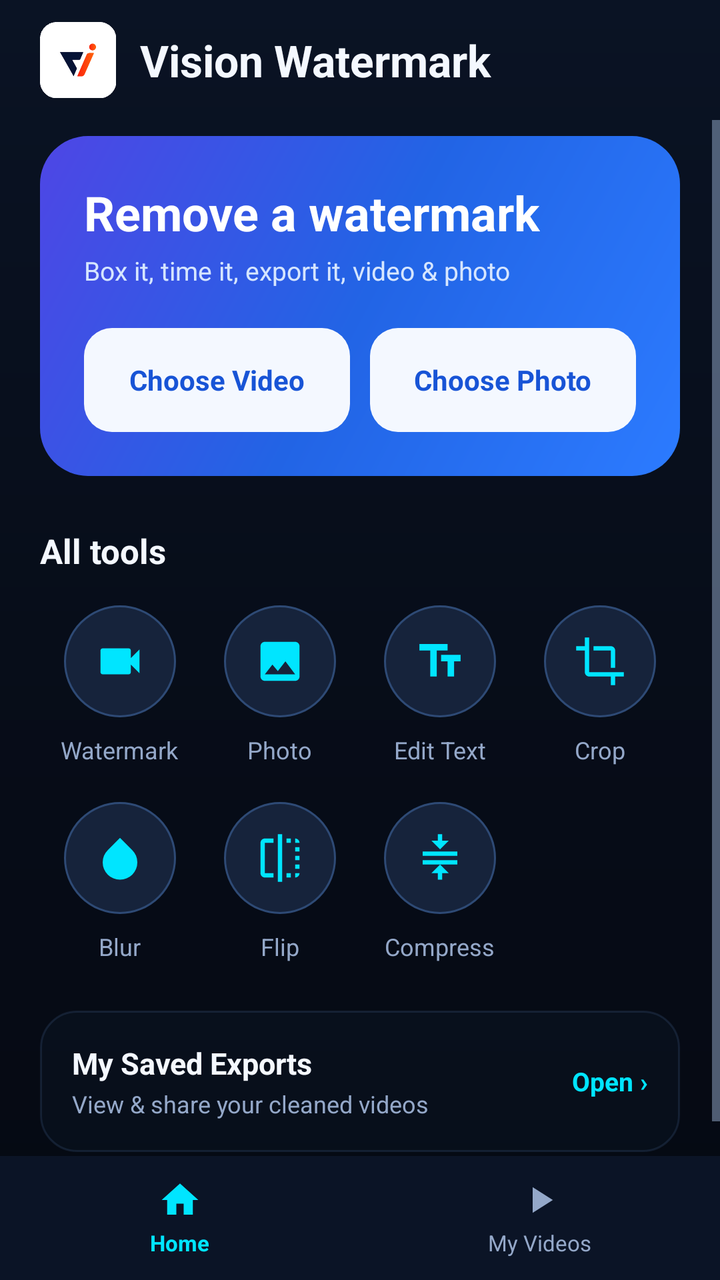
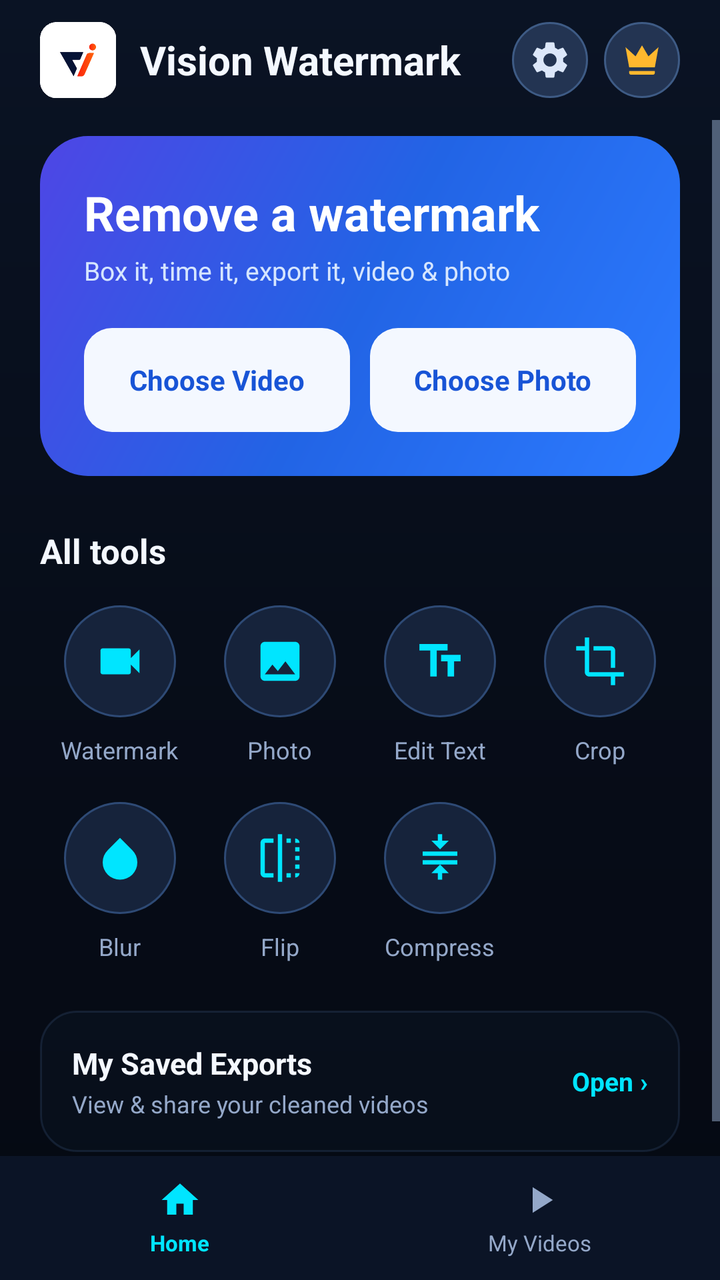

Compare the two renders of this Android layout. The source of the first and the diff that turns it into the second are given below.
<!-- AndroidManifest.xml: application theme Theme.VisionWatermark -->
<!-- res/layout/activity_main.xml -->
<?xml version="1.0" encoding="utf-8"?>
<androidx.constraintlayout.widget.ConstraintLayout xmlns:android="http://schemas.android.com/apk/res/android"
    xmlns:app="http://schemas.android.com/apk/res-auto"
    android:layout_width="match_parent"
    android:layout_height="match_parent"
    android:background="@drawable/bg_main_gradient"
    android:fitsSystemWindows="true">

    
    <LinearLayout
        android:id="@+id/topBar"
        android:layout_width="0dp"
        android:layout_height="60dp"
        android:gravity="center_vertical"
        android:orientation="horizontal"
        android:paddingHorizontal="20dp"
        app:layout_constraintEnd_toEndOf="parent"
        app:layout_constraintStart_toStartOf="parent"
        app:layout_constraintTop_toTopOf="parent">

        <ImageView
            android:id="@+id/ivBrandLogo"
            android:layout_width="38dp"
            android:layout_height="38dp"
            android:contentDescription="@string/app_title"
            android:src="@drawable/ic_brand_logo" />

        <TextView
            android:id="@+id/tvAppTitle"
            android:layout_width="0dp"
            android:layout_height="wrap_content"
            android:layout_marginStart="12dp"
            android:layout_weight="1"
            android:text="@string/app_title"
            android:textColor="@color/text_primary"
            android:textSize="22sp"
            android:textStyle="bold" />
    </LinearLayout>

    
    <ScrollView
        android:id="@+id/homeTabContainer"
        android:layout_width="0dp"
        android:layout_height="0dp"
        android:fillViewport="true"
        app:layout_constraintBottom_toTopOf="@id/bottomNav"
        app:layout_constraintEnd_toEndOf="parent"
        app:layout_constraintStart_toStartOf="parent"
        app:layout_constraintTop_toBottomOf="@id/topBar">

        <LinearLayout
            android:layout_width="match_parent"
            android:layout_height="wrap_content"
            android:orientation="vertical"
            android:paddingHorizontal="20dp"
            android:paddingTop="8dp"
            android:paddingBottom="20dp">

            
            <LinearLayout
                android:layout_width="match_parent"
                android:layout_height="wrap_content"
                android:background="@drawable/bg_hero_blue_card"
                android:orientation="vertical"
                android:padding="22dp">

                <TextView
                    android:layout_width="wrap_content"
                    android:layout_height="wrap_content"
                    android:text="@string/hero_title"
                    android:textColor="#FFFFFF"
                    android:textSize="24sp"
                    android:textStyle="bold" />

                <TextView
                    android:layout_width="wrap_content"
                    android:layout_height="wrap_content"
                    android:layout_marginTop="4dp"
                    android:text="@string/hero_subtitle"
                    android:textColor="#D6E6FF"
                    android:textSize="13sp" />

                
                <LinearLayout
                    android:layout_width="match_parent"
                    android:layout_height="52dp"
                    android:layout_marginTop="20dp"
                    android:orientation="horizontal">

                    <TextView
                        android:id="@+id/btnChooseVideo"
                        android:layout_width="0dp"
                        android:layout_height="match_parent"
                        android:layout_weight="1"
                        android:background="@drawable/bg_white_pill_cta"
                        android:clickable="true"
                        android:focusable="true"
                        android:gravity="center"
                        android:text="@string/choose_video"
                        android:textColor="#1854D6"
                        android:textSize="14sp"
                        android:textStyle="bold" />

                    <TextView
                        android:id="@+id/btnChoosePhoto"
                        android:layout_width="0dp"
                        android:layout_height="match_parent"
                        android:layout_marginStart="10dp"
                        android:layout_weight="1"
                        android:background="@drawable/bg_white_pill_cta"
                        android:clickable="true"
                        android:focusable="true"
                        android:gravity="center"
                        android:text="@string/choose_photo"
                        android:textColor="#1854D6"
                        android:textSize="14sp"
                        android:textStyle="bold" />
                </LinearLayout>
            </LinearLayout>

            
            <TextView
                android:layout_width="wrap_content"
                android:layout_height="wrap_content"
                android:layout_marginTop="26dp"
                android:text="@string/all_tools"
                android:textColor="@color/text_primary"
                android:textSize="17sp"
                android:textStyle="bold" />

            
            <LinearLayout
                android:layout_width="match_parent"
                android:layout_height="wrap_content"
                android:layout_marginTop="16dp"
                android:orientation="horizontal">

                <LinearLayout
                    android:id="@+id/toolWatermark"
                    android:layout_width="0dp"
                    android:layout_height="wrap_content"
                    android:layout_weight="1"
                    android:clickable="true"
                    android:focusable="true"
                    android:gravity="center"
                    android:orientation="vertical">

                    <ImageView
                        android:layout_width="56dp"
                        android:layout_height="56dp"
                        android:background="@drawable/bg_tool_circle"
                        android:contentDescription="Watermark"
                        android:padding="15dp"
                        android:src="@drawable/ic_video_pick" />

                    <TextView
                        android:layout_width="wrap_content"
                        android:layout_height="wrap_content"
                        android:layout_marginTop="8dp"
                        android:text="Watermark"
                        android:textColor="@color/text_secondary"
                        android:textSize="12sp" />
                </LinearLayout>

                <LinearLayout
                    android:id="@+id/toolPhotoErase"
                    android:layout_width="0dp"
                    android:layout_height="wrap_content"
                    android:layout_weight="1"
                    android:clickable="true"
                    android:focusable="true"
                    android:gravity="center"
                    android:orientation="vertical">

                    <ImageView
                        android:layout_width="56dp"
                        android:layout_height="56dp"
                        android:background="@drawable/bg_tool_circle"
                        android:contentDescription="Photo"
                        android:padding="15dp"
                        android:src="@drawable/ic_photo_pick" />

                    <TextView
                        android:layout_width="wrap_content"
                        android:layout_height="wrap_content"
                        android:layout_marginTop="8dp"
                        android:text="Photo"
                        android:textColor="@color/text_secondary"
                        android:textSize="12sp" />
                </LinearLayout>

                <LinearLayout
                    android:id="@+id/toolEditText"
                    android:layout_width="0dp"
                    android:layout_height="wrap_content"
                    android:layout_weight="1"
                    android:clickable="true"
                    android:focusable="true"
                    android:gravity="center"
                    android:orientation="vertical">

                    <ImageView
                        android:layout_width="56dp"
                        android:layout_height="56dp"
                        android:background="@drawable/bg_tool_circle"
                        android:contentDescription="Edit Text"
                        android:padding="15dp"
                        android:src="@drawable/ic_tool_text" />

                    <TextView
                        android:layout_width="wrap_content"
                        android:layout_height="wrap_content"
                        android:layout_marginTop="8dp"
                        android:text="Edit Text"
                        android:textColor="@color/text_secondary"
                        android:textSize="12sp" />
                </LinearLayout>

                <LinearLayout
                    android:id="@+id/toolCrop"
                    android:layout_width="0dp"
                    android:layout_height="wrap_content"
                    android:layout_weight="1"
                    android:clickable="true"
                    android:focusable="true"
                    android:gravity="center"
                    android:orientation="vertical">

                    <ImageView
                        android:layout_width="56dp"
                        android:layout_height="56dp"
                        android:background="@drawable/bg_tool_circle"
                        android:contentDescription="Crop"
                        android:padding="15dp"
                        android:src="@drawable/ic_tool_crop" />

                    <TextView
                        android:layout_width="wrap_content"
                        android:layout_height="wrap_content"
                        android:layout_marginTop="8dp"
                        android:text="Crop"
                        android:textColor="@color/text_secondary"
                        android:textSize="12sp" />
                </LinearLayout>
            </LinearLayout>

            
            <LinearLayout
                android:layout_width="match_parent"
                android:layout_height="wrap_content"
                android:layout_marginTop="18dp"
                android:orientation="horizontal">

                <LinearLayout
                    android:id="@+id/toolBlur"
                    android:layout_width="0dp"
                    android:layout_height="wrap_content"
                    android:layout_weight="1"
                    android:clickable="true"
                    android:focusable="true"
                    android:gravity="center"
                    android:orientation="vertical">

                    <ImageView
                        android:layout_width="56dp"
                        android:layout_height="56dp"
                        android:background="@drawable/bg_tool_circle"
                        android:contentDescription="Blur"
                        android:padding="15dp"
                        android:src="@drawable/ic_tool_blur" />

                    <TextView
                        android:layout_width="wrap_content"
                        android:layout_height="wrap_content"
                        android:layout_marginTop="8dp"
                        android:text="Blur"
                        android:textColor="@color/text_secondary"
                        android:textSize="12sp" />
                </LinearLayout>

                <LinearLayout
                    android:id="@+id/toolFlip"
                    android:layout_width="0dp"
                    android:layout_height="wrap_content"
                    android:layout_weight="1"
                    android:clickable="true"
                    android:focusable="true"
                    android:gravity="center"
                    android:orientation="vertical">

                    <ImageView
                        android:layout_width="56dp"
                        android:layout_height="56dp"
                        android:background="@drawable/bg_tool_circle"
                        android:contentDescription="Flip"
                        android:padding="15dp"
                        android:src="@drawable/ic_tool_flip" />

                    <TextView
                        android:layout_width="wrap_content"
                        android:layout_height="wrap_content"
                        android:layout_marginTop="8dp"
                        android:text="Flip"
                        android:textColor="@color/text_secondary"
                        android:textSize="12sp" />
                </LinearLayout>

                <LinearLayout
                    android:id="@+id/toolCompress"
                    android:layout_width="0dp"
                    android:layout_height="wrap_content"
                    android:layout_weight="1"
                    android:clickable="true"
                    android:focusable="true"
                    android:gravity="center"
                    android:orientation="vertical">

                    <ImageView
                        android:layout_width="56dp"
                        android:layout_height="56dp"
                        android:background="@drawable/bg_tool_circle"
                        android:contentDescription="Compress"
                        android:padding="15dp"
                        android:src="@drawable/ic_tool_compress" />

                    <TextView
                        android:layout_width="wrap_content"
                        android:layout_height="wrap_content"
                        android:layout_marginTop="8dp"
                        android:text="Compress"
                        android:textColor="@color/text_secondary"
                        android:textSize="12sp" />
                </LinearLayout>

                <View
                    android:layout_width="0dp"
                    android:layout_height="1dp"
                    android:layout_weight="1" />
            </LinearLayout>

            
            <LinearLayout
                android:id="@+id/quickRecentBanner"
                android:layout_width="match_parent"
                android:layout_height="wrap_content"
                android:layout_marginTop="24dp"
                android:background="@drawable/bg_glass_card"
                android:clickable="true"
                android:focusable="true"
                android:gravity="center_vertical"
                android:orientation="horizontal"
                android:padding="16dp">

                <LinearLayout
                    android:layout_width="0dp"
                    android:layout_height="wrap_content"
                    android:layout_weight="1"
                    android:orientation="vertical">

                    <TextView
                        android:layout_width="wrap_content"
                        android:layout_height="wrap_content"
                        android:text="My Saved Exports"
                        android:textColor="@color/text_primary"
                        android:textSize="15sp"
                        android:textStyle="bold" />

                    <TextView
                        android:id="@+id/tvExportSummary"
                        android:layout_width="wrap_content"
                        android:layout_height="wrap_content"
                        android:layout_marginTop="2dp"
                        android:text="View &amp; share your cleaned videos"
                        android:textColor="@color/text_secondary"
                        android:textSize="12sp" />
                </LinearLayout>

                <TextView
                    android:layout_width="wrap_content"
                    android:layout_height="wrap_content"
                    android:text="Open ›"
                    android:textColor="@color/cyan_accent"
                    android:textSize="13sp"
                    android:textStyle="bold" />
            </LinearLayout>

        </LinearLayout>
    </ScrollView>

    
    <FrameLayout
        android:id="@+id/videosTabContainer"
        android:layout_width="0dp"
        android:layout_height="0dp"
        android:paddingHorizontal="20dp"
        android:paddingTop="8dp"
        android:visibility="gone"
        app:layout_constraintBottom_toTopOf="@id/bottomNav"
        app:layout_constraintEnd_toEndOf="parent"
        app:layout_constraintStart_toStartOf="parent"
        app:layout_constraintTop_toBottomOf="@id/topBar">

        <androidx.recyclerview.widget.RecyclerView
            android:id="@+id/rvRecentExports"
            android:layout_width="match_parent"
            android:layout_height="match_parent"
            android:clipToPadding="false"
            android:paddingBottom="12dp" />

        <TextView
            android:id="@+id/tvEmptyExports"
            android:layout_width="match_parent"
            android:layout_height="wrap_content"
            android:layout_gravity="center"
            android:gravity="center"
            android:lineSpacingExtra="4dp"
            android:padding="24dp"
            android:text="@string/no_exports_yet"
            android:textColor="@color/text_secondary"
            android:textSize="14sp"
            android:visibility="gone" />
    </FrameLayout>

    
    <LinearLayout
        android:id="@+id/bottomNav"
        android:layout_width="0dp"
        android:layout_height="62dp"
        android:background="#0B1426"
        android:gravity="center"
        android:orientation="horizontal"
        app:layout_constraintBottom_toBottomOf="parent"
        app:layout_constraintEnd_toEndOf="parent"
        app:layout_constraintStart_toStartOf="parent">

        <LinearLayout
            android:id="@+id/navHome"
            android:layout_width="0dp"
            android:layout_height="match_parent"
            android:layout_weight="1"
            android:clickable="true"
            android:focusable="true"
            android:gravity="center"
            android:orientation="vertical">

            <ImageView
                android:id="@+id/ivNavHome"
                android:layout_width="22dp"
                android:layout_height="22dp"
                android:contentDescription="@string/tab_home"
                android:src="@drawable/ic_home"
                app:tint="@color/cyan_accent" />

            <TextView
                android:id="@+id/tvNavHome"
                android:layout_width="wrap_content"
                android:layout_height="wrap_content"
                android:layout_marginTop="3dp"
                android:text="@string/tab_home"
                android:textColor="@color/cyan_accent"
                android:textSize="11sp"
                android:textStyle="bold" />
        </LinearLayout>

        <LinearLayout
            android:id="@+id/navVideos"
            android:layout_width="0dp"
            android:layout_height="match_parent"
            android:layout_weight="1"
            android:clickable="true"
            android:focusable="true"
            android:gravity="center"
            android:orientation="vertical">

            <ImageView
                android:id="@+id/ivNavVideos"
                android:layout_width="22dp"
                android:layout_height="22dp"
                android:contentDescription="@string/tab_my_videos"
                android:src="@drawable/ic_play"
                app:tint="@color/text_secondary" />

            <TextView
                android:id="@+id/tvNavVideos"
                android:layout_width="wrap_content"
                android:layout_height="wrap_content"
                android:layout_marginTop="3dp"
                android:text="@string/tab_my_videos"
                android:textColor="@color/text_secondary"
                android:textSize="11sp" />
        </LinearLayout>
    </LinearLayout>

</androidx.constraintlayout.widget.ConstraintLayout>
<!-- resources referenced by this layout -->
<resources>
  <color name="cyan_accent">#00E5FF</color>
  <color name="text_primary">#F4F8FF</color>
  <color name="text_secondary">#94A8C9</color>
  <!-- drawable bg_glass_card (drawable) -->
  <?xml version="1.0" encoding="utf-8"?>
  <shape xmlns:android="http://schemas.android.com/apk/res/android"
      android:shape="rectangle">
      <solid android:color="#1A243B5E" />
      <corners android:radius="18dp" />
      <stroke
          android:width="1dp"
          android:color="#2E5479B0" />
  </shape>
  <!-- drawable ic_home (drawable) -->
  <vector xmlns:android="http://schemas.android.com/apk/res/android"
      android:width="22dp"
      android:height="22dp"
      android:viewportWidth="24"
      android:viewportHeight="24">
      <path
          android:fillColor="#FFFFFF"
          android:pathData="M10,20v-6h4v6h5v-8h3L12,3 2,12h3v8z" />
  </vector>
  <!-- drawable ic_play (drawable) -->
  <vector xmlns:android="http://schemas.android.com/apk/res/android"
      android:width="24dp"
      android:height="24dp"
      android:viewportWidth="24"
      android:viewportHeight="24">
      <path
          android:fillColor="#F4F8FF"
          android:pathData="M8,5v14l11,-7z" />
  </vector>
  <string name="all_tools">All tools</string>
  <string name="app_title">Vision Watermark</string>
  <string name="choose_photo">Choose Photo</string>
  <string name="choose_video">Choose Video</string>
  <string name="hero_subtitle">Box it, time it, export it, video &amp; photo</string>
  <string name="hero_title">Remove a watermark</string>
  <string name="no_exports_yet">No exported videos yet.\nChoose a video or photo from Home to get started.</string>
  <string name="tab_home">Home</string>
  <string name="tab_my_videos">My Videos</string>
  <color name="bg_obsidian">#070D19</color>
  <color name="blue_accent">#4E7BFF</color>
  <!-- unchanged entries left out for length: 13 -->
</resources>

<!-- the commit's change to res/layout/activity_main.xml (unified diff, before → after) -->
@@ -33,8 +33,27 @@
             android:layout_weight="1"
             android:text="@string/app_title"
             android:textColor="@color/text_primary"
-            android:textSize="22sp"
+            android:textSize="20sp"
             android:textStyle="bold" />
+
+        <ImageButton
+            android:id="@+id/btnSettings"
+            android:layout_width="38dp"
+            android:layout_height="38dp"
+            android:background="@drawable/bg_circle_icon_btn"
+            android:contentDescription="Settings"
+            android:padding="8dp"
+            android:src="@drawable/ic_settings" />
+
+        <ImageButton
+            android:id="@+id/btnPremiumCrown"
+            android:layout_width="38dp"
+            android:layout_height="38dp"
+            android:layout_marginStart="8dp"
+            android:background="@drawable/bg_circle_icon_btn"
+            android:contentDescription="Premium"
+            android:padding="8dp"
+            android:src="@drawable/ic_crown" />
     </LinearLayout>
 
     
<!-- resource entries referenced after the edit -->
@@ -3,6 +3,19 @@
   <color name="cyan_accent">#00E5FF</color>
   <color name="text_primary">#F4F8FF</color>
   <color name="text_secondary">#94A8C9</color>
+  <!-- drawable bg_circle_icon_btn (drawable) -->
+  <?xml version="1.0" encoding="utf-8"?>
+  <ripple xmlns:android="http://schemas.android.com/apk/res/android"
+      android:color="#3300E5FF">
+      <item>
+          <shape android:shape="oval">
+              <solid android:color="#233452" />
+              <stroke
+                  android:width="1dp"
+                  android:color="#3E5B85" />
+          </shape>
+      </item>
+  </ripple>
   <!-- drawable bg_glass_card (drawable) -->
   <?xml version="1.0" encoding="utf-8"?>
   <shape xmlns:android="http://schemas.android.com/apk/res/android"
@@ -13,6 +26,16 @@
           android:width="1dp"
           android:color="#2E5479B0" />
   </shape>
+  <!-- drawable ic_crown (drawable) -->
+  <vector xmlns:android="http://schemas.android.com/apk/res/android"
+      android:width="22dp"
+      android:height="22dp"
+      android:viewportWidth="24"
+      android:viewportHeight="24">
+      <path
+          android:fillColor="#FFB82E"
+          android:pathData="M5,16L3,5l5.5,5L12,4l3.5,6L21,5l-2,11H5zm14,3c0,0.6 -0.4,1 -1,1H6c-0.6,0 -1,-0.4 -1,-1v-1h14v1z" />
+  </vector>
   <!-- drawable ic_home (drawable) -->
   <vector xmlns:android="http://schemas.android.com/apk/res/android"
       android:width="22dp"
@@ -33,6 +56,16 @@
           android:fillColor="#F4F8FF"
           android:pathData="M8,5v14l11,-7z" />
   </vector>
+  <!-- drawable ic_settings (drawable) -->
+  <vector xmlns:android="http://schemas.android.com/apk/res/android"
+      android:width="22dp"
+      android:height="22dp"
+      android:viewportWidth="24"
+      android:viewportHeight="24">
+      <path
+          android:fillColor="#DCE7FA"
+          android:pathData="M19.14,12.94c0.04,-0.3 0.06,-0.61 0.06,-0.94 0,-0.32 -0.02,-0.64 -0.07,-0.94l2.03,-1.58c0.18,-0.14 0.23,-0.41 0.12,-0.61l-1.92,-3.32c-0.12,-0.22 -0.37,-0.29 -0.59,-0.22l-2.39,0.96c-0.5,-0.38 -1.03,-0.7 -1.62,-0.94L14.4,2.81c-0.04,-0.24 -0.24,-0.41 -0.48,-0.41h-3.84c-0.24,0 -0.43,0.17 -0.47,0.41L9.25,5.35C8.66,5.59 8.12,5.92 7.63,6.29L5.24,5.33c-0.22,-0.08 -0.47,0 -0.59,0.22L2.74,8.87C2.62,9.08 2.66,9.34 2.86,9.48l2.03,1.58C4.84,11.36 4.8,11.69 4.8,12s0.02,0.64 0.07,0.94l-2.03,1.58c-0.18,0.14 -0.23,0.41 -0.12,0.61l1.92,3.32c0.12,0.22 0.37,0.29 0.59,0.22l2.39,-0.96c0.5,0.38 1.03,0.7 1.62,0.94l0.36,2.54c0.05,0.24 0.24,0.41 0.48,0.41h3.84c0.24,0 0.44,-0.17 0.47,-0.41l0.36,-2.54c0.59,-0.24 1.13,-0.56 1.62,-0.94l2.39,0.96c0.22,0.08 0.47,0 0.59,-0.22l1.92,-3.32c0.12,-0.22 0.07,-0.47 -0.12,-0.61l-2.01,-1.58zM12,15.6c-1.98,0 -3.6,-1.62 -3.6,-3.6s1.62,-3.6 3.6,-3.6 3.6,1.62 3.6,3.6 -1.62,3.6 -3.6,3.6z" />
+  </vector>
   <string name="all_tools">All tools</string>
   <string name="app_title">Vision Watermark</string>
   <string name="choose_photo">Choose Photo</string>
